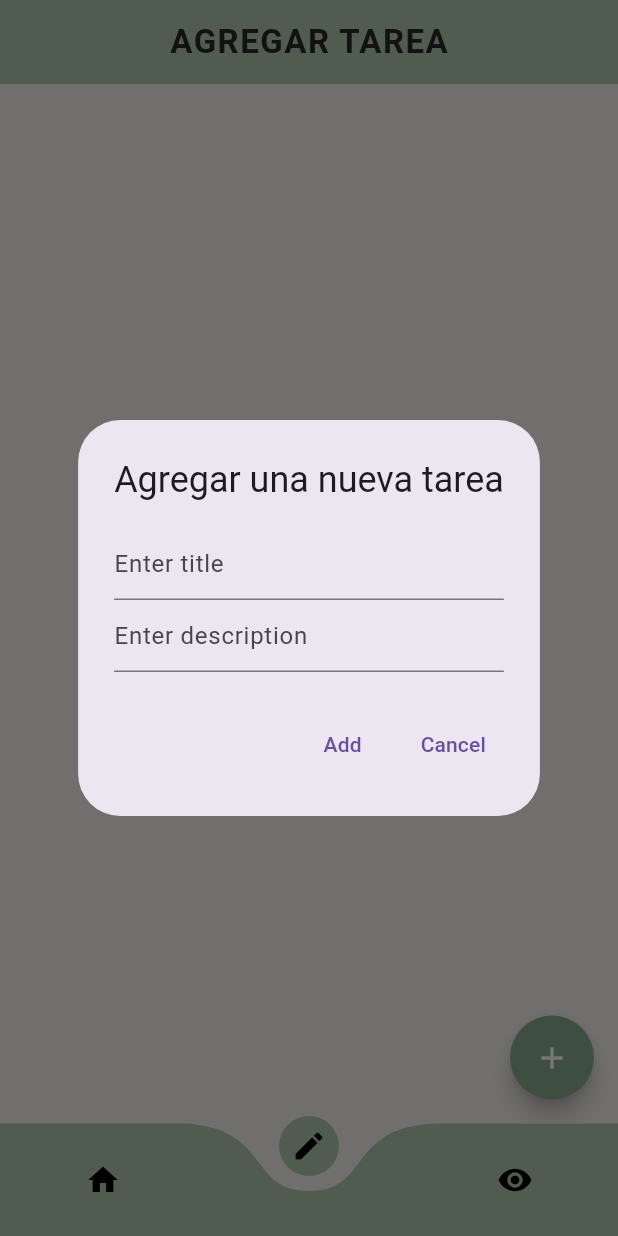
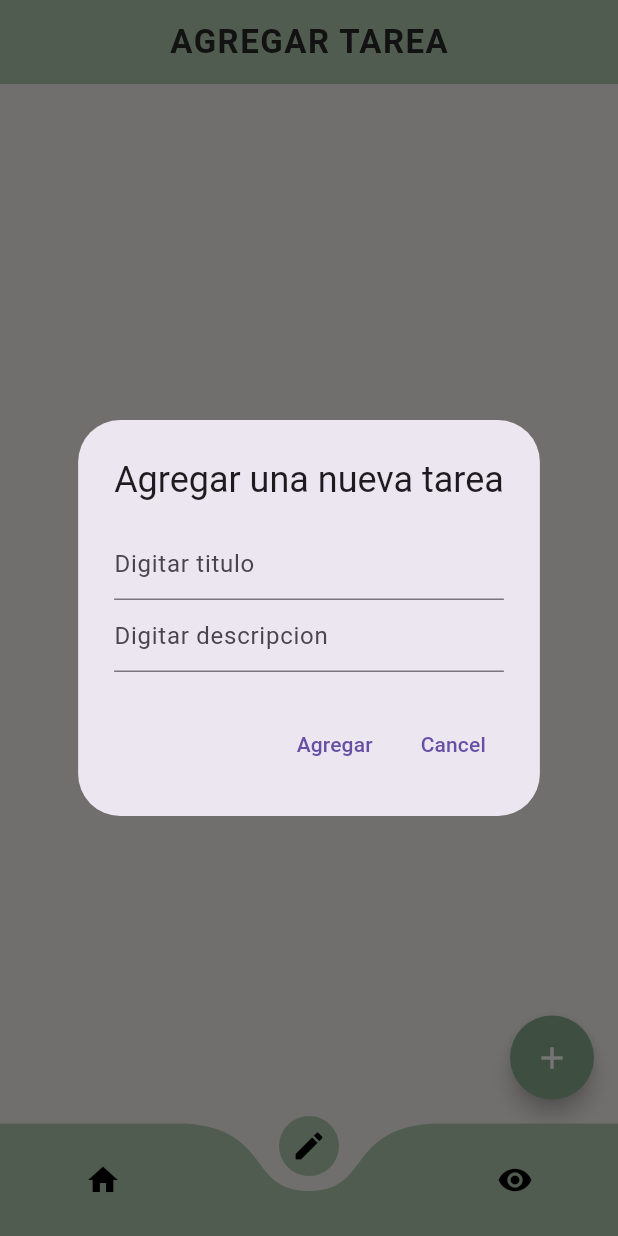
Before and after one commit to Samuel-Novoa/flutter_app_sam, a Flutter app: the screen it shows after launch, item 2 of the bottom bar chosen, after a tap on the "add" icon, on a phone screen of 412 x 824 dp. Run offline on Flutter 3.47's test engine with Material 3 defaults, Android fonts, the phone set to English and light mode, and no system bars; drawn by our look-alikes of curved_navigation_bar.

Commit message:
Fixing text languajes

```diff
--- a/lib/src/to_do.dart
+++ b/lib/src/to_do.dart
@@ -17,9 +17,9 @@ class ToDoState extends State<ToDo> {
         _descriptionController.text.isNotEmpty) {
       setState(() {
         Store.todoList.add({
-          'title': _titleController.text,
-          'description': _descriptionController.text,
-          'isCompleted': false,
+          'titulo': _titleController.text,
+          'descripcion': _descriptionController.text,
+          'esCompleta': false,
         });
         _titleController.clear();
         _descriptionController.clear();
@@ -39,11 +39,12 @@ class ToDoState extends State<ToDo> {
           children: [
             TextField(
               controller: _titleController,
-              decoration: const InputDecoration(hintText: 'Enter title'),
+              decoration: const InputDecoration(hintText: 'Digitar titulo'),
             ),
             TextField(
               controller: _descriptionController,
-              decoration: const InputDecoration(hintText: 'Enter description'),
+              decoration:
+                  const InputDecoration(hintText: 'Digitar descripcion'),
             ),
           ],
         ),
@@ -53,7 +54,7 @@ class ToDoState extends State<ToDo> {
               _addTodo();
               Navigator.pop(context);
             },
-            child: const Text('Add'),
+            child: const Text('Agregar'),
           ),
           TextButton(
             onPressed: () {
@@ -73,19 +74,19 @@ class ToDoState extends State<ToDo> {
         title: Row(
           mainAxisAlignment: MainAxisAlignment.spaceBetween,
           children: [
-            const Text('To-Do Details'),
+            const Text('Detalles de la tarea'),
             IconButton(
               icon: const Icon(Icons.close),
               onPressed:
-                  !todo['isCompleted'] ? () => _showTodoDetails(todo) : null,
+                  !todo['esCompleta'] ? () => _showTodoDetails(todo) : null,
             ),
           ],
         ),
         content: Column(
           mainAxisSize: MainAxisSize.min,
           children: [
-            Text('Titulo: ${todo['title']}'),
-            Text('Description: ${todo['description']}'),
+            Text('Titulo: ${todo['titulo']}'),
+            Text('Description: ${todo['descripcion']}'),
           ],
         ),
         actions: [
@@ -94,14 +95,14 @@ class ToDoState extends State<ToDo> {
               Navigator.pop(context);
               _showTodoEditDialog(todo);
             },
-            child: const Text('Edit'),
+            child: const Text('Editar'),
           ),
           TextButton(
             onPressed: () {
               _deleteTodo(todo);
               Navigator.pop(context);
             },
-            child: const Text('Delete'),
+            child: const Text('Eliminar'),
           ),
         ],
       ),
@@ -109,8 +110,8 @@ class ToDoState extends State<ToDo> {
   }
 
   void _showTodoEditDialog(Map<String, dynamic> todo) {
-    _titleController.text = todo['title'];
-    _descriptionController.text = todo['description'];
+    _titleController.text = todo['titulo'];
+    _descriptionController.text = todo['descripcion'];
 
     showDialog(
       context: context,
@@ -118,7 +119,7 @@ class ToDoState extends State<ToDo> {
         title: Row(
           mainAxisAlignment: MainAxisAlignment.spaceBetween,
           children: [
-            const Text('Edit To-Do'),
+            const Text('Editar tarea'),
             IconButton(
               icon: const Icon(Icons.close),
               onPressed: () {
@@ -132,11 +133,12 @@ class ToDoState extends State<ToDo> {
           children: [
             TextField(
               controller: _titleController,
-              decoration: const InputDecoration(hintText: 'Enter title'),
+              decoration: const InputDecoration(hintText: 'Digitar titulo'),
             ),
             TextField(
               controller: _descriptionController,
-              decoration: const InputDecoration(hintText: 'Enter description'),
+              decoration:
+                  const InputDecoration(hintText: 'Digitar descripcion'),
             ),
           ],
         ),
@@ -148,7 +150,7 @@ class ToDoState extends State<ToDo> {
               _descriptionController.clear();
               Navigator.pop(context);
             },
-            child: const Text('Save'),
+            child: const Text('Guardar'),
           ),
         ],
       ),
@@ -161,7 +163,7 @@ class ToDoState extends State<ToDo> {
       Store.todoList[index] = {
         'title': _titleController.text,
         'description': _descriptionController.text,
-        'isCompleted': todo['isCompleted'],
+        'esCompleta': todo['esCompleta'],
       };
     });
   }
@@ -175,7 +177,7 @@ class ToDoState extends State<ToDo> {
   void _toggleComplete(Map<String, dynamic> todo) {
     final index = Store.todoList.indexOf(todo);
     setState(() {
-      Store.todoList[index]['isCompleted'] = !todo['isCompleted'];
+      Store.todoList[index]['esCompleta'] = !todo['esCompleta'];
     });
   }
 
@@ -213,20 +215,20 @@ class ToDoState extends State<ToDo> {
                           color: Colors.white,
                           child: ListTile(
                             leading: Checkbox(
-                              value: todo['isCompleted'],
+                              value: todo['esCompleta'],
                               onChanged: (value) => _toggleComplete(todo),
                             ),
                             title: Text(
-                              todo['title'],
+                              todo['titulo'],
                               style: TextStyle(
                                 fontWeight: FontWeight.w500,
-                                decoration: todo['isCompleted']
+                                decoration: todo['esCompleta']
                                     ? TextDecoration.lineThrough
                                     : TextDecoration.none,
                               ),
                             ),
                             onTap: () => _showTodoDetails(todo),
-                            trailing: !todo['isCompleted']
+                            trailing: !todo['esCompleta']
                                 ? Row(
                                     mainAxisSize: MainAxisSize.min,
                                     children: [
```
